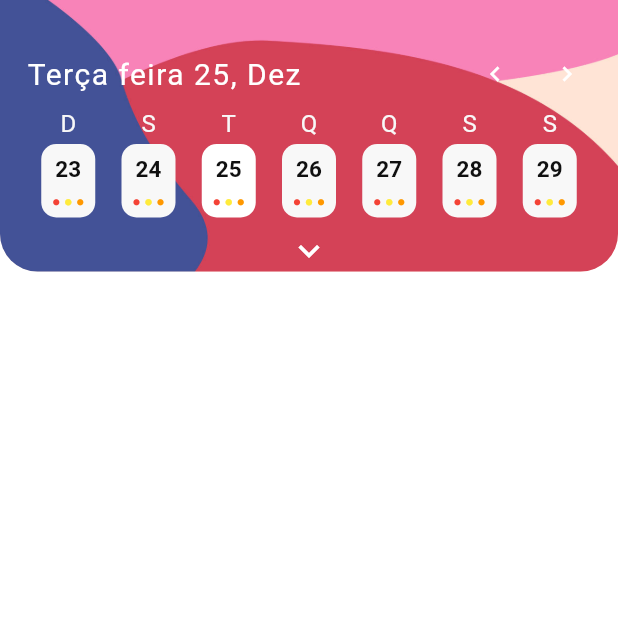
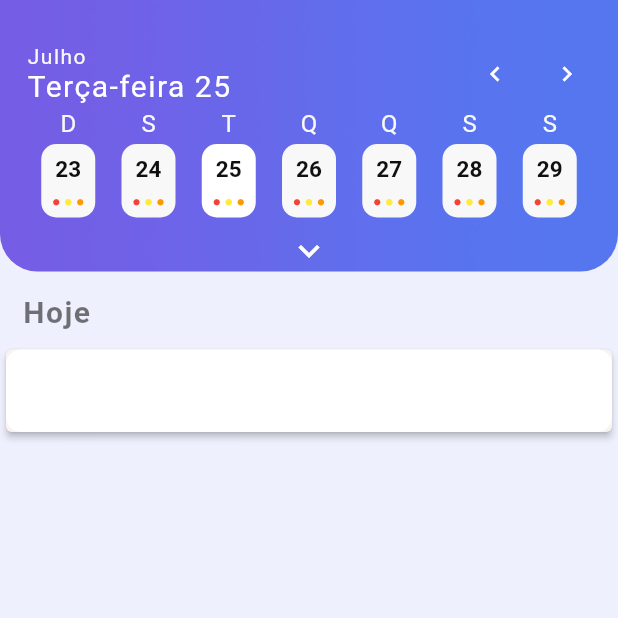
Before and after one commit to GabrielCotrim/smart_rdo, a Flutter app: the screen it shows after launch, on a phone screen of 412 x 824 dp, the top half of it. Run offline on Flutter 3.47's test engine with Material 2 defaults, Android fonts, the phone set to English and light mode, and no system bars.

Commit message:
master - Alteração do layout

```diff
--- a/lib/app/app-main.dart
+++ b/lib/app/app-main.dart
@@ -30,7 +30,7 @@ class _MyHomePageState extends State<MyHomePage> {
   Widget build(BuildContext context) {
     return Scaffold(
       body: Column(
-        mainAxisAlignment: MainAxisAlignment.start,
+        crossAxisAlignment: CrossAxisAlignment.start,
         children: <Widget>[
           Container(
             padding: EdgeInsets.only(
@@ -54,10 +54,24 @@ class _MyHomePageState extends State<MyHomePage> {
                 Row(
                   children: <Widget>[
                     Expanded(
-                      child: Padding(
+                      child: Column(
+                        children: <Widget>[
+                          Padding(
                             padding: EdgeInsets.only(left: 8.0),
                             child: Text(
-                          "Terça feira 25, Dez",
+                              "Julho",
+                              style: TextStyle(
+                                color: Color.fromRGBO(248, 248, 248, 60.0),
+                                fontWeight: FontWeight.w200,
+                                letterSpacing: 1.0,
+                                fontSize: 14.0,
+                              ),
+                            ),
+                          ),
+                          Padding(
+                            padding: EdgeInsets.only(left: 8.0),
+                            child: Text(
+                              "Terça-feira 25",
                               style: TextStyle(
                                 color: Colors.white,
                                 fontWeight: FontWeight.w500,
@@ -65,6 +79,9 @@ class _MyHomePageState extends State<MyHomePage> {
                                 fontSize: 20.0,
                               ),
                             ),
+                          ),
+                        ],
+                        crossAxisAlignment: CrossAxisAlignment.start,
                       ),
                     ),
                     IconButton(
@@ -108,6 +125,34 @@ class _MyHomePageState extends State<MyHomePage> {
               ],
             ),
           ),
+          Column(
+            crossAxisAlignment: CrossAxisAlignment.start,
+            children: <Widget>[
+              Padding(
+                padding: EdgeInsets.only(left: 15.0, top: 15.0, bottom: 10.0,),
+                child: Text(
+                  "Hoje",
+                  style: TextStyle(
+                    color: Colors.black54,
+                    fontWeight: FontWeight.bold,
+                    letterSpacing: 1.0,
+                    fontSize: 20.0,
+                  ),
+                ),
+              ),
+              Card(
+                elevation: 2.0,
+                child: Container(
+                  width: double.maxFinite,
+                  height: 55,
+                  decoration: BoxDecoration(
+                    color: Colors.white,
+                    borderRadius: BorderRadius.circular(10.0),
+                  ),
+                ),
+              ),
+            ],
+          ),
         ],
       ),
     );
@@ -129,7 +174,7 @@ class _MyHomePageState extends State<MyHomePage> {
             margin: EdgeInsets.only(top: 4.0),
             decoration: BoxDecoration(
               color:
-                  opacity ? Color.fromRGBO(248, 248, 248, 85.0) : Colors.white,
+                  opacity ? Color.fromRGBO(248, 248, 248, 95.0) : Colors.white,
               borderRadius: BorderRadius.circular(10.0),
             ),
             child: rowActivities(day),
--- a/lib/app/app_theme.dart
+++ b/lib/app/app_theme.dart
@@ -5,7 +5,7 @@ class AppTheme {
   AppTheme._();
 
   static final ThemeData lightTheme = ThemeData(
-    scaffoldBackgroundColor: Colors.white,
+    scaffoldBackgroundColor: Color(0xffeef1fd),
     appBarTheme: AppBarTheme(
       color: Color(0xfffaf3f0),
       iconTheme: IconThemeData(
```
Also changed, not shown: assets/banner/banner.jpg. Lines whose indentation alone changed are shown as unchanged.
